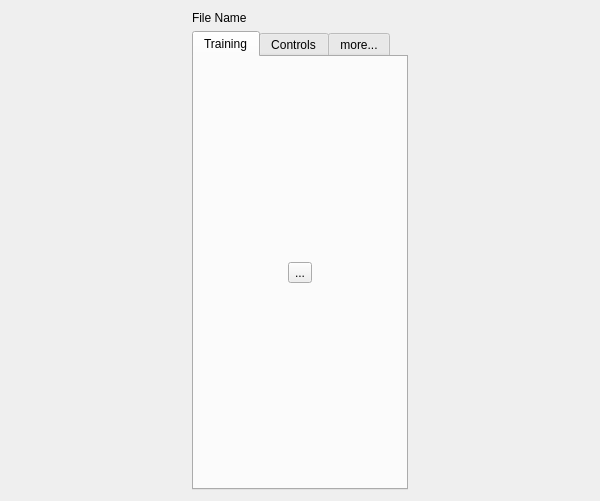
Old version of the form graphswindow.ui in the repository zhitko/inton-trainer.
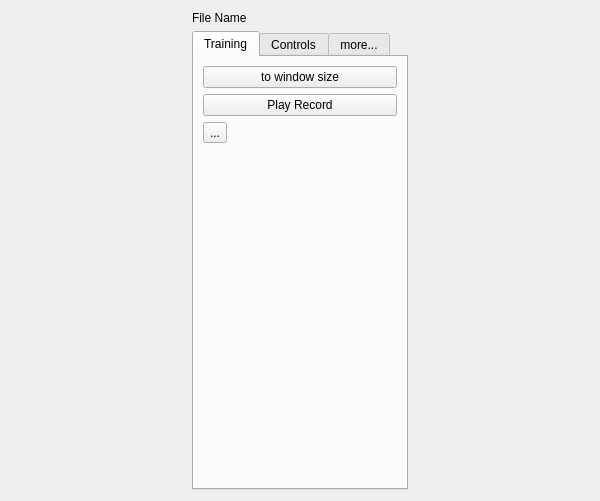
New version of the form. Icons and pictures are not drawn.

```diff
--- a/graphswindow.ui
+++ b/graphswindow.ui
@@ -65,14 +65,42 @@
          <verstretch>0</verstretch>
         </sizepolicy>
        </property>
+       <property name="layoutDirection">
+        <enum>Qt::LeftToRight</enum>
+       </property>
        <property name="currentIndex">
         <number>0</number>
        </property>
        <widget class="QWidget" name="tab_training">
+        <property name="autoFillBackground">
+         <bool>false</bool>
+        </property>
         <attribute name="title">
          <string>Training</string>
         </attribute>
-        <layout class="QHBoxLayout" name="horizontalLayout_6">
+        <layout class="QVBoxLayout" name="verticalLayout_4">
+         <item>
+          <widget class="QPushButton" name="fitBtn">
+           <property name="text">
+            <string>to window size</string>
+           </property>
+           <property name="icon">
+            <iconset resource="icons.qrc">
+             <normaloff>:/icons/icons/expand-26.png</normaloff>:/icons/icons/expand-26.png</iconset>
+           </property>
+          </widget>
+         </item>
+         <item>
+          <widget class="QPushButton" name="playBtn">
+           <property name="text">
+            <string>Play Record</string>
+           </property>
+           <property name="icon">
+            <iconset resource="icons.qrc">
+             <normaloff>:/icons/icons/speaker-26.png</normaloff>:/icons/icons/speaker-26.png</iconset>
+           </property>
+          </widget>
+         </item>
          <item>
           <widget class="QToolButton" name="setRecordBtn">
            <property name="baseSize">
@@ -81,6 +109,9 @@
              <height>64</height>
             </size>
            </property>
+           <property name="layoutDirection">
+            <enum>Qt::LeftToRight</enum>
+           </property>
            <property name="text">
             <string>...</string>
            </property>
@@ -94,8 +125,24 @@
              <height>64</height>
             </size>
            </property>
+           <property name="autoRaise">
+            <bool>false</bool>
+           </property>
           </widget>
          </item>
+         <item>
+          <spacer name="verticalSpacer_2">
+           <property name="orientation">
+            <enum>Qt::Vertical</enum>
+           </property>
+           <property name="sizeHint" stdset="0">
+            <size>
+             <width>20</width>
+             <height>40</height>
+            </size>
+           </property>
+          </spacer>
+         </item>
         </layout>
        </widget>
        <widget class="QWidget" name="tab_settings">
@@ -138,17 +185,6 @@
              </widget>
             </item>
             <item row="2" column="0" colspan="2">
-             <widget class="QPushButton" name="fitBtn">
-              <property name="text">
-               <string>to window size</string>
-              </property>
-              <property name="icon">
-               <iconset resource="icons.qrc">
-                <normaloff>:/icons/icons/expand-26.png</normaloff>:/icons/icons/expand-26.png</iconset>
-              </property>
-             </widget>
-            </item>
-            <item row="3" column="0" colspan="2">
              <widget class="QPushButton" name="autoRecordBtn">
               <property name="text">
                <string>Auto Record</string>
@@ -159,17 +195,6 @@
               </property>
              </widget>
             </item>
-            <item row="4" column="0" colspan="2">
-             <widget class="QPushButton" name="playBtn">
-              <property name="text">
-               <string>Play Record</string>
-              </property>
-              <property name="icon">
-               <iconset resource="icons.qrc">
-                <normaloff>:/icons/icons/speaker-26.png</normaloff>:/icons/icons/speaker-26.png</iconset>
-              </property>
-             </widget>
-            </item>
            </layout>
           </widget>
          </item>
```
